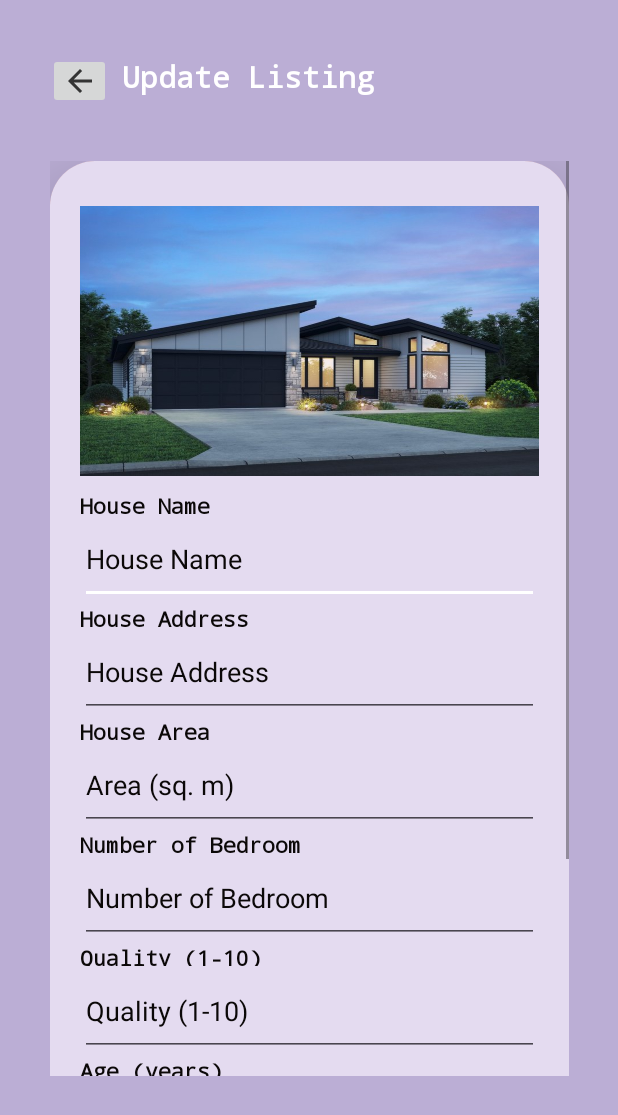
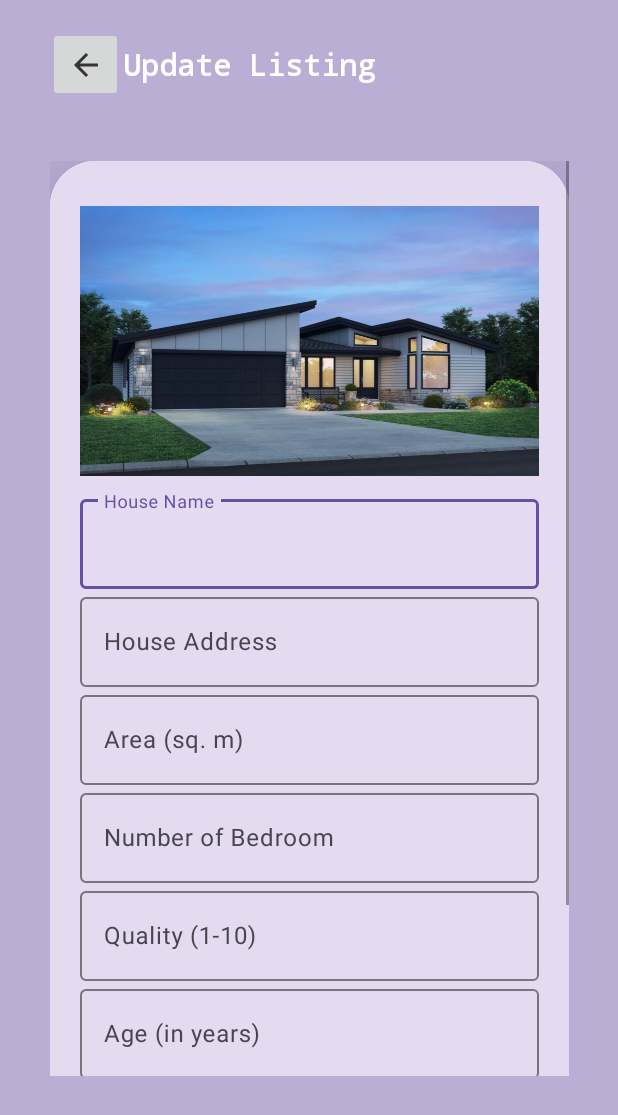
Before and after one commit to iamggragas/EstiMate, an Android app: the MyListingsDetail screen opened directly, with no data from a screen before it, after a tap on an icon or button, on a phone screen of 412 x 824 dp. Shown: the top 1115 px of the screen. Run offline under Robolectric (Android 15) with nearby library versions, the phone set to English and light mode, and no system bars; our stand-ins replace Firebase (no records; nobody signed in at launch, a user with empty details on screens opened directly); 1 other tap on this screen came first.

Commit message:
Implementing and Enhancing Text Inputs

```diff
--- a/app/src/main/java/com/example/main/Login.java
+++ b/app/src/main/java/com/example/main/Login.java
@@ -102,13 +102,13 @@ public class Login extends AppCompatActivity {
                                             }).addOnFailureListener(new OnFailureListener() {
                                                 @Override
                                                 public void onFailure(@NonNull Exception e) {
-                                                    Toast.makeText(Login.this, "Logged failed", Toast.LENGTH_SHORT).show();
+                                                    Toast.makeText(Login.this, "Invalid Credentials", Toast.LENGTH_SHORT).show();
                                                 }
                                             });
 
                                 } else {
-                                    editPassword.setError("Invalid Credentials");
-                                    editPassword.requestFocus();
+                                    editEmail.setError("Invalid Credentials");
+                                    editEmail.requestFocus();
                                 }
                             } else {
                                 editName.setError("User does not exist");
--- a/app/src/main/res/layout/activity_update_my_listings.xml
+++ b/app/src/main/res/layout/activity_update_my_listings.xml
@@ -11,14 +11,15 @@
 
     <ImageButton
         android:id="@+id/backBtn"
-        android:layout_width="42sp"
-        android:layout_height="37sp"
+        android:layout_width="50dp"
+        android:layout_height="50dp"
         android:layout_marginStart="32dp"
         app:layout_constraintBottom_toTopOf="@+id/scrollView2"
         app:layout_constraintEnd_toStartOf="@+id/textView"
-        app:layout_constraintHorizontal_bias="0.0"
+        app:layout_constraintHorizontal_bias="0.142"
         app:layout_constraintStart_toStartOf="parent"
         app:layout_constraintTop_toTopOf="parent"
+        app:layout_constraintVertical_bias="0.317"
         app:srcCompat="@drawable/ic_backbtn" />
 
     <TextView
@@ -32,10 +33,10 @@
         android:textStyle="bold"
         app:layout_constraintBottom_toTopOf="@+id/scrollView2"
         app:layout_constraintEnd_toEndOf="parent"
-        app:layout_constraintHorizontal_bias="0.333"
+        app:layout_constraintHorizontal_bias="0.337"
         app:layout_constraintStart_toStartOf="parent"
         app:layout_constraintTop_toTopOf="parent"
-        app:layout_constraintVertical_bias="0.47" />
+        app:layout_constraintVertical_bias="0.368" />
 
     <ScrollView
         android:id="@+id/scrollView2"
@@ -51,9 +52,9 @@
         <androidx.cardview.widget.CardView
             android:layout_width="match_parent"
             android:layout_height="wrap_content"
-            app:cardBackgroundColor="#6BEA5F25"
             app:cardCornerRadius="30dp"
-            app:cardElevation="30dp">
+            app:cardElevation="30dp"
+            android:padding="20dp">
 
             <LinearLayout
                 android:layout_width="match_parent"
@@ -73,107 +74,91 @@
                     android:scaleType="fitXY"
                     android:src="@drawable/w800x533" />
 
-                <TextView
-                    android:layout_width="match_parent"
-                    android:layout_height="15dp"
-                    android:text="House Name"
-                    android:fontFamily="monospace"
-                    android:textStyle="bold"
-                    android:textColor="#0B0808" />
+                <com.google.android.material.textfield.TextInputLayout
+                    android:layout_width="306dp"
+                    android:layout_height="wrap_content">
 
                     <EditText
                         android:id="@+id/edtHouseName"
                         android:layout_width="match_parent"
                         android:layout_height="60dp"
                         android:hint="House Name"
-                    android:paddingBottom="10dp"
-                    android:textColor="#0B0808"
-                    android:textColorHint="#0B0808" />
+                        android:textColor="#000000"
+                        android:textColorHint="#060607"/>
 
-                <TextView
-                    android:layout_width="match_parent"
-                    android:layout_height="15dp"
-                    android:text="House Address"
-                    android:fontFamily="monospace"
-                    android:textStyle="bold"
-                    android:textColor="#0B0808" />
+                </com.google.android.material.textfield.TextInputLayout>
+
+                <com.google.android.material.textfield.TextInputLayout
+                    android:layout_width="306dp"
+                    android:layout_height="wrap_content">
 
                     <EditText
                         android:id="@+id/edtHouseAddress"
                         android:layout_width="match_parent"
                         android:layout_height="60dp"
                         android:hint="House Address"
-                    android:paddingBottom="10dp"
-                    android:textColor="#0B0808"
-                    android:textColorHint="#0B0808" />
+                        android:inputType="textMultiLine"
+                        android:textColor="#000000"
+                        android:textColorHint="#060607" />
 
-                <TextView
-                    android:layout_width="match_parent"
-                    android:layout_height="15dp"
-                    android:text="House Area"
-                    android:fontFamily="monospace"
-                    android:textStyle="bold"
-                    android:textColor="#0B0808" />
+                </com.google.android.material.textfield.TextInputLayout>
+
+                <com.google.android.material.textfield.TextInputLayout
+                    android:layout_width="306dp"
+                    android:layout_height="wrap_content">
 
                     <EditText
                         android:id="@+id/edtArea"
                         android:layout_width="match_parent"
                         android:layout_height="60dp"
                         android:hint="Area (sq. m)"
-                    android:paddingBottom="10dp"
-                    android:textColor="#0B0808"
-                    android:textColorHint="#0B0808" />
+                        android:textColor="#000000"
+                        android:textColorHint="#060607" />
 
-                <TextView
-                    android:layout_width="match_parent"
-                    android:layout_height="15dp"
-                    android:text="Number of Bedroom"
-                    android:fontFamily="monospace"
-                    android:textStyle="bold"
-                    android:textColor="#0B0808" />
+                </com.google.android.material.textfield.TextInputLayout>
+
+                <com.google.android.material.textfield.TextInputLayout
+                    android:layout_width="306dp"
+                    android:layout_height="wrap_content">
 
                     <EditText
                         android:id="@+id/edtNumBedroom"
                         android:layout_width="match_parent"
                         android:layout_height="60dp"
                         android:hint="Number of Bedroom"
-                    android:paddingBottom="10dp"
-                    android:textColor="#0B0808"
-                    android:textColorHint="#0B0808" />
+                        android:textColor="#000000"
+                        android:textColorHint="#060607" />
 
-                <TextView
-                    android:layout_width="match_parent"
-                    android:layout_height="15dp"
-                    android:text="Quality (1-10)"
-                    android:fontFamily="monospace"
-                    android:textStyle="bold"
-                    android:textColor="#0B0808" />
+                </com.google.android.material.textfield.TextInputLayout>
+
+                <com.google.android.material.textfield.TextInputLayout
+                    android:layout_width="306dp"
+                    android:layout_height="wrap_content">
 
                     <EditText
                         android:id="@+id/edtQuality"
                         android:layout_width="match_parent"
                         android:layout_height="60dp"
                         android:hint="Quality (1-10)"
-                    android:paddingBottom="10dp"
-                    android:textColor="#0B0808"
-                    android:textColorHint="#0B0808" />
+                        android:textColor="#000000"
+                        android:textColorHint="#060607" />
 
-                <TextView
-                    android:layout_width="match_parent"
-                    android:layout_height="15dp"
-                    android:text="Age (years)"
-                    android:fontFamily="monospace"
-                    android:textStyle="bold"
-                    android:textColor="#0B0808" />
+                </com.google.android.material.textfield.TextInputLayout>
+
+                <com.google.android.material.textfield.TextInputLayout
+                    android:layout_width="306dp"
+                    android:layout_height="wrap_content">
 
                     <EditText
                         android:id="@+id/edtAge"
                         android:layout_width="match_parent"
                         android:layout_height="60dp"
                         android:hint="Age (in years)"
-                    android:paddingBottom="10dp"
-                    android:textColor="#0B0808"
-                    android:textColorHint="#0B0808" />
+                        android:textColor="#000000"
+                        android:textColorHint="#060607" />
+
+                </com.google.android.material.textfield.TextInputLayout>
+
 
                 <TextView
                     android:id="@+id/edtPrice"
@@ -190,23 +175,21 @@
                     android:layout_width="match_parent"
                     android:layout_height="wrap_content"
                     android:gravity="center"
-                    android:orientation="horizontal">
+                    android:orientation="vertical">
 
                     <Button
                         android:id="@+id/predictPriceBtn"
                         android:layout_width="wrap_content"
                         android:layout_height="match_parent"
                         android:onClick="predictPrice"
-                        android:fontFamily="monospace"
-                        android:textStyle="bold"
-                        android:text="Predict New Price" />
+                        android:text="Predict New Price"
+                        android:layout_marginBottom="10dp"/>
 
                     <Button
                         android:id="@+id/predictedPrice"
                         android:layout_width="wrap_content"
                         android:layout_height="match_parent"
                         android:text="Predict Price"
-                        android:fontFamily="monospace"
                         android:visibility="gone" />
 
                 </LinearLayout>
--- a/app/src/main/res/layout/recycler_item.xml
+++ b/app/src/main/res/layout/recycler_item.xml
@@ -8,7 +8,7 @@
     android:layout_marginVertical="10dp"
     android:layout_marginStart="12dp"
     android:layout_marginEnd="12dp"
-    app:cardBackgroundColor="#BBAED5"
+    app:cardBackgroundColor="#FFFFFF"
     app:cardCornerRadius="20dp"
     app:cardElevation="8dp">
 
```
Also changed, not shown: app/src/main/java/com/example/main/MainActivity.java (+22 -7 lines), app/src/main/java/com/example/main/Profile.java (+13 -0 lines), app/src/main/res/layout/activity_add_listings.xml (+59 -78 lines), app/src/main/res/layout/activity_main.xml (+48 -9 lines), app/src/main/res/layout/activity_my_listings.xml (+7 -6 lines), app/src/main/res/layout/activity_my_lsitings_detail.xml (+8 -7 lines), app/src/main/res/layout/activity_profile.xml (+5 -6 lines), app/src/main/res/layout/login.xml (+22 -4 lines). Lines whose indentation alone changed are shown as unchanged.
